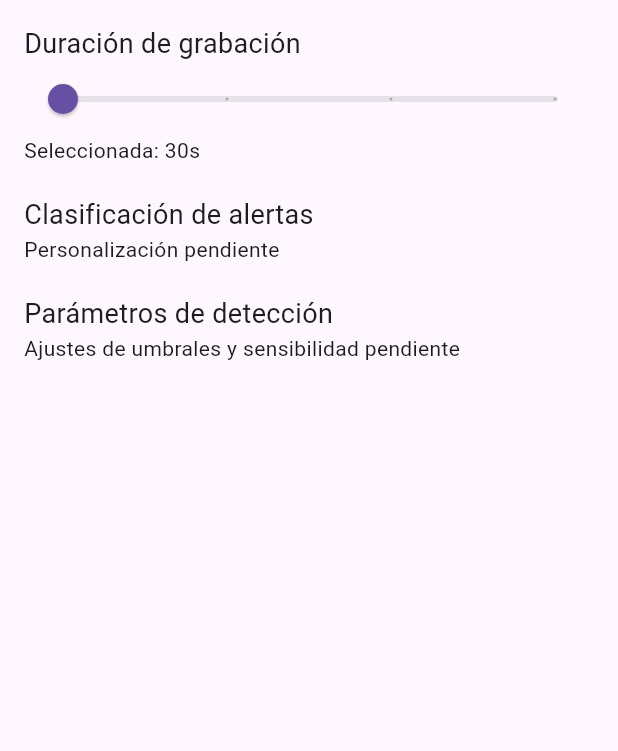
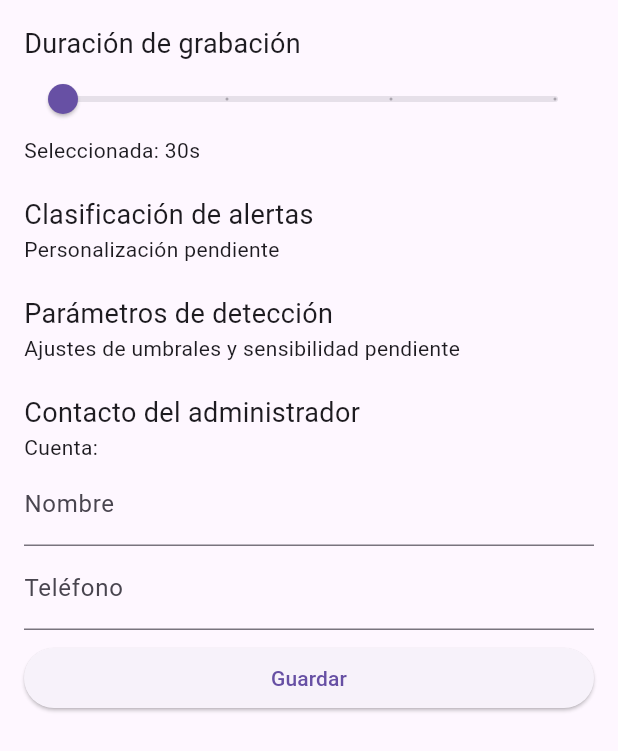
Before and after one commit to benpido/adminweb, a Flutter app: the SettingsPage widget shown alone on an empty page, opened directly, on a phone screen of 412 x 824 dp. Shown: the top 751 px of the screen. Run offline on Flutter 3.47's test engine with Material 3 defaults, Android fonts, the phone set to English and light mode, and no system bars; our stand-ins replace cloud_firestore, firebase_auth, firebase_core; missing offline and left inert: dart:html; accounts and stored records are empty.

Commit message:
Add admin contact fields

```diff
--- a/lib/pages/settings_page.dart
+++ b/lib/pages/settings_page.dart
@@ -1,4 +1,6 @@
 import 'package:flutter/material.dart';
+import 'package:cloud_firestore/cloud_firestore.dart';
+import 'package:firebase_auth/firebase_auth.dart';
 
 class SettingsPage extends StatefulWidget {
   const SettingsPage({super.key});
@@ -9,6 +11,49 @@ class SettingsPage extends StatefulWidget {
 
 class _SettingsPageState extends State<SettingsPage> {
   double recordingDuration = 30;
+
+  final TextEditingController nameController = TextEditingController();
+  final TextEditingController phoneController = TextEditingController();
+
+  @override
+  void initState() {
+    super.initState();
+    _loadContactInfo();
+  }
+
+  Future<void> _loadContactInfo() async {
+    final user = FirebaseAuth.instance.currentUser;
+    if (user == null) return;
+    final doc = await FirebaseFirestore.instance
+        .collection('admins')
+        .doc(user.uid)
+        .get();
+    if (doc.exists) {
+      nameController.text = doc['name'] ?? '';
+      phoneController.text = doc['phone'] ?? '';
+    }
+  }
+
+  Future<void> _saveContactInfo() async {
+    final user = FirebaseAuth.instance.currentUser;
+    if (user == null) return;
+    await FirebaseFirestore.instance.collection('admins').doc(user.uid).set({
+      'name': nameController.text,
+      'phone': phoneController.text,
+      'email': user.email,
+    });
+    if (mounted) {
+      ScaffoldMessenger.of(context)
+          .showSnackBar(const SnackBar(content: Text('Información guardada')));
+    }
+  }
+
+  @override
+  void dispose() {
+    nameController.dispose();
+    phoneController.dispose();
+    super.dispose();
+  }
 
   @override
   Widget build(BuildContext context) {
@@ -31,6 +76,22 @@ class _SettingsPageState extends State<SettingsPage> {
         const SizedBox(height: 20),
         const Text('Parámetros de detección', style: TextStyle(fontSize: 18)),
         const Text('Ajustes de umbrales y sensibilidad pendiente'),
+        const SizedBox(height: 20),
+        const Text('Contacto del administrador', style: TextStyle(fontSize: 18)),
+        Text('Cuenta: ${FirebaseAuth.instance.currentUser?.email ?? ''}'),
+        TextField(
+          controller: nameController,
+          decoration: const InputDecoration(labelText: 'Nombre'),
+        ),
+        TextField(
+          controller: phoneController,
+          decoration: const InputDecoration(labelText: 'Teléfono'),
+        ),
+        const SizedBox(height: 8),
+        ElevatedButton(
+          onPressed: _saveContactInfo,
+          child: const Text('Guardar'),
+        ),
       ],
     );
   }
```
